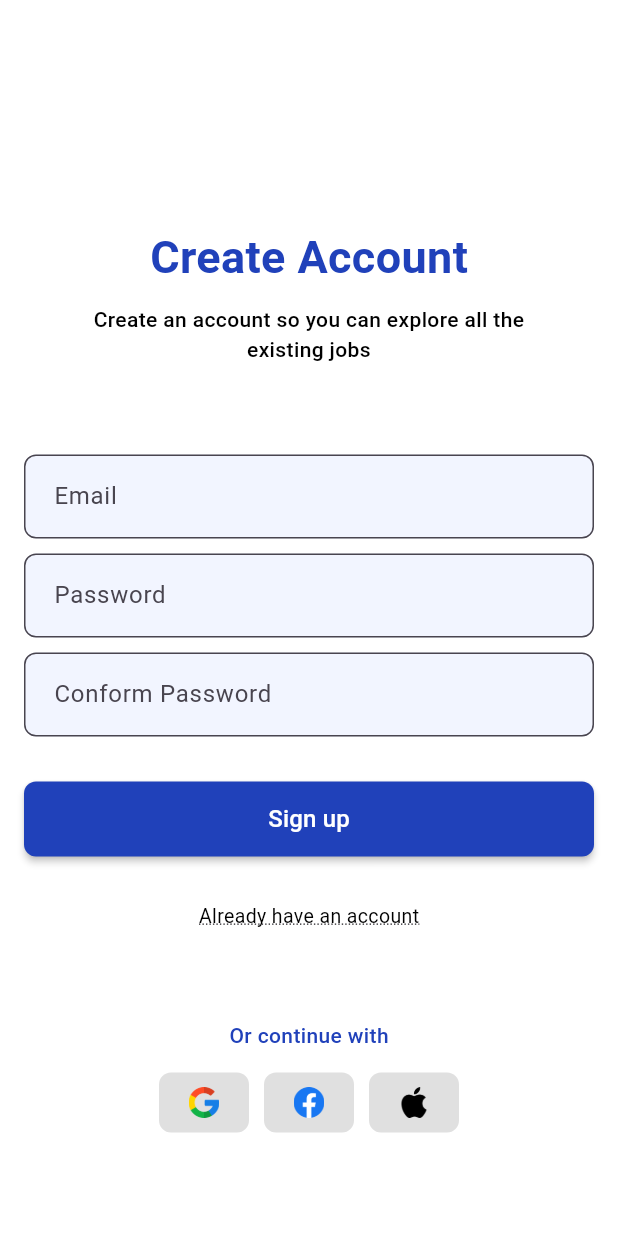
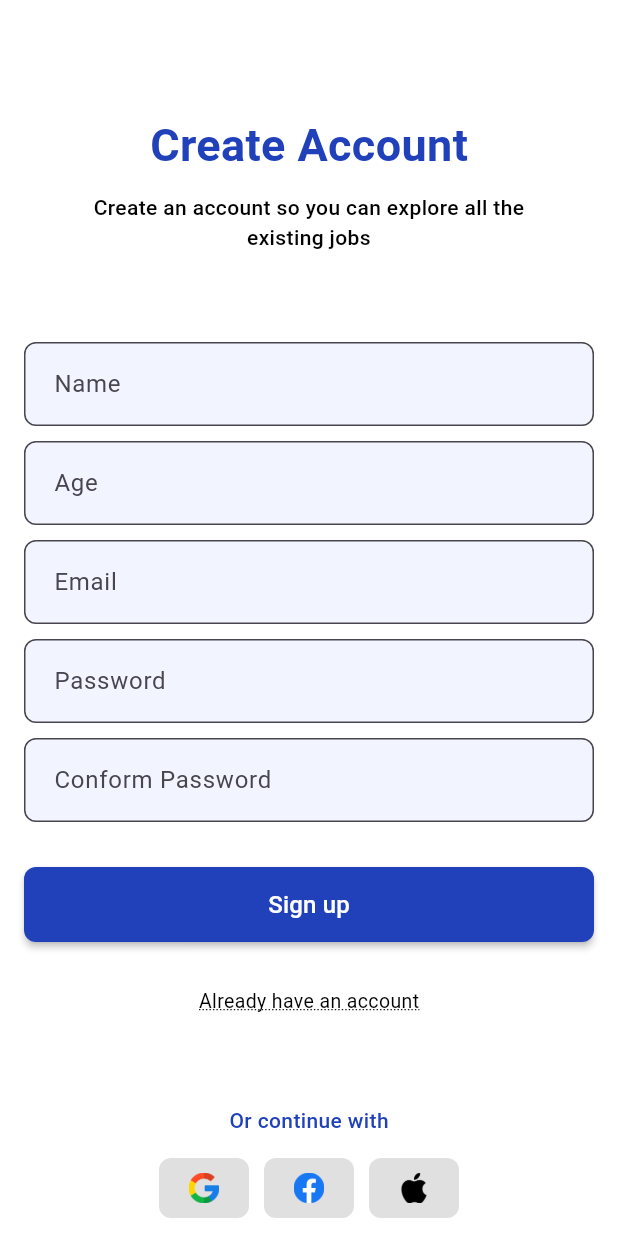
Before and after one commit to pankajseervi2604/Login-Page, a Flutter app: the Register screen opened directly with empty values, after a tap on "Sign up", on a phone screen of 412 x 824 dp. Run offline on Flutter 3.47's test engine with Material 3 defaults, Android fonts, the phone set to English and light mode, and no system bars; our stand-ins replace cloud_firestore, firebase_auth, firebase_core, flutter_screenutil; accounts and stored records are empty; network calls fail.

Commit message:
connected firestore to store user data in firebase

```diff
--- a/lib/pages/register.dart
+++ b/lib/pages/register.dart
@@ -1,3 +1,4 @@
+import 'package:cloud_firestore/cloud_firestore.dart';
 import 'package:firebase_auth/firebase_auth.dart';
 import 'package:firebase_practice_1/components/account_connection.dart';
 import 'package:flutter/material.dart';
@@ -18,6 +19,8 @@ class _RegisterState extends State<Register> {
     final newEmail = TextEditingController();
     final newPassword = TextEditingController();
     final conformPassword = TextEditingController();
+    final userName = TextEditingController();
+    final userAge = TextEditingController();
 
     bool passwordConfirmed() {
       if (newPassword.text.trim() == conformPassword.text.trim()) {
@@ -28,11 +31,26 @@ class _RegisterState extends State<Register> {
       }
     }
 
+    Future userData(String name, int age, String email) async {
+      await FirebaseFirestore.instance.collection('users').add({
+        'Name': name,
+        'Age': age,
+        'Email': email,
+      });
+    }
+
     Future signUp() async {
       if (passwordConfirmed()) {
+        // creating user new account
         await FirebaseAuth.instance.createUserWithEmailAndPassword(
           email: newEmail.text.trim(),
           password: newPassword.text.trim(),
+        );
+        // Adding user data
+        userData(
+          userName.text.trim(),
+          int.parse(userAge.text.trim()),
+          newEmail.text.trim(),
         );
       }
     }
@@ -43,7 +61,7 @@ class _RegisterState extends State<Register> {
         child: Column(
           children: [
             Padding(
-              padding: EdgeInsets.only(left: 30.r, right: 30.r, top: 150.r),
+              padding: EdgeInsets.only(left: 30.r, right: 30.r, top: 75.r),
               child: Align(
                 alignment: Alignment.center,
                 child: Text(
@@ -77,6 +95,79 @@ class _RegisterState extends State<Register> {
               child: Column(
                 mainAxisSize: MainAxisSize.max,
                 children: [
+                  TextField(
+                    controller: userName,
+                    cursorColor: Color.fromRGBO(32, 65, 186, 1),
+                    cursorErrorColor: Colors.red,
+                    keyboardType: TextInputType.text,
+                    decoration: InputDecoration(
+                      contentPadding: EdgeInsets.all(16.r),
+                      filled: true,
+                      hintText: "Name",
+                      fillColor: Color.fromRGBO(242, 245, 255, 1),
+                      border: OutlineInputBorder(
+                        borderRadius: BorderRadius.circular(8.r),
+                        borderSide: BorderSide(
+                          color: Colors.grey,
+                          width: 2,
+                        ),
+                      ),
+                      focusedBorder: OutlineInputBorder(
+                        borderRadius: BorderRadius.circular(8.r),
+                        borderSide: BorderSide(
+                          color: Color.fromRGBO(32, 65, 186, 1),
+                          width: 2,
+                        ),
+                      ),
+                      errorBorder: OutlineInputBorder(
+                        borderRadius: BorderRadius.circular(8.r),
+                        borderSide: BorderSide(
+                          color: Colors.red,
+                          width: 2,
+                        ),
+                      ),
+                    ),
+                  ),
+                  SizedBox(
+                    height: 10.h,
+                  ),
+                  TextField(
+                    controller: userAge,
+                    cursorColor: Color.fromRGBO(32, 65, 186, 1),
+                    cursorErrorColor: Colors.red,
+                    keyboardType: TextInputType.text,
+                    decoration: InputDecoration(
+                      contentPadding: EdgeInsets.all(16.r),
+                      filled: true,
+                      hintText: "Age",
+                      fillColor: Color.fromRGBO(242, 245, 255, 1),
+                      border: OutlineInputBorder(
+                        borderRadius: BorderRadius.circular(8.r),
+                        borderSide: BorderSide(
+                          color: Colors.grey,
+                          width: 2,
+                        ),
+                      ),
+                      focusedBorder: OutlineInputBorder(
+                        borderRadius: BorderRadius.circular(8.r),
+                        borderSide: BorderSide(
+                          color: Color.fromRGBO(32, 65, 186, 1),
+                          width: 2,
+                        ),
+                      ),
+                      errorBorder: OutlineInputBorder(
+                        borderRadius: BorderRadius.circular(8.r),
+                        borderSide: BorderSide(
+                          color: Colors.red,
+                          width: 2,
+                        ),
+                      ),
+                    ),
+                  ),
+                  SizedBox(
+                    height: 10.h,
+                  ),
+                  // new email textfield
                   TextField(
                     controller: newEmail,
                     cursorColor: Color.fromRGBO(32, 65, 186, 1),
--- a/pubspec.yaml
+++ b/pubspec.yaml
@@ -38,6 +38,7 @@ dependencies:
   lottie: ^3.3.1
   firebase_core: ^3.12.1
   firebase_auth: ^5.5.1
+  cloud_firestore: ^5.6.5
 
 dev_dependencies:
   flutter_test:
```
Also changed, not shown: pubspec.lock, 3 other files.
